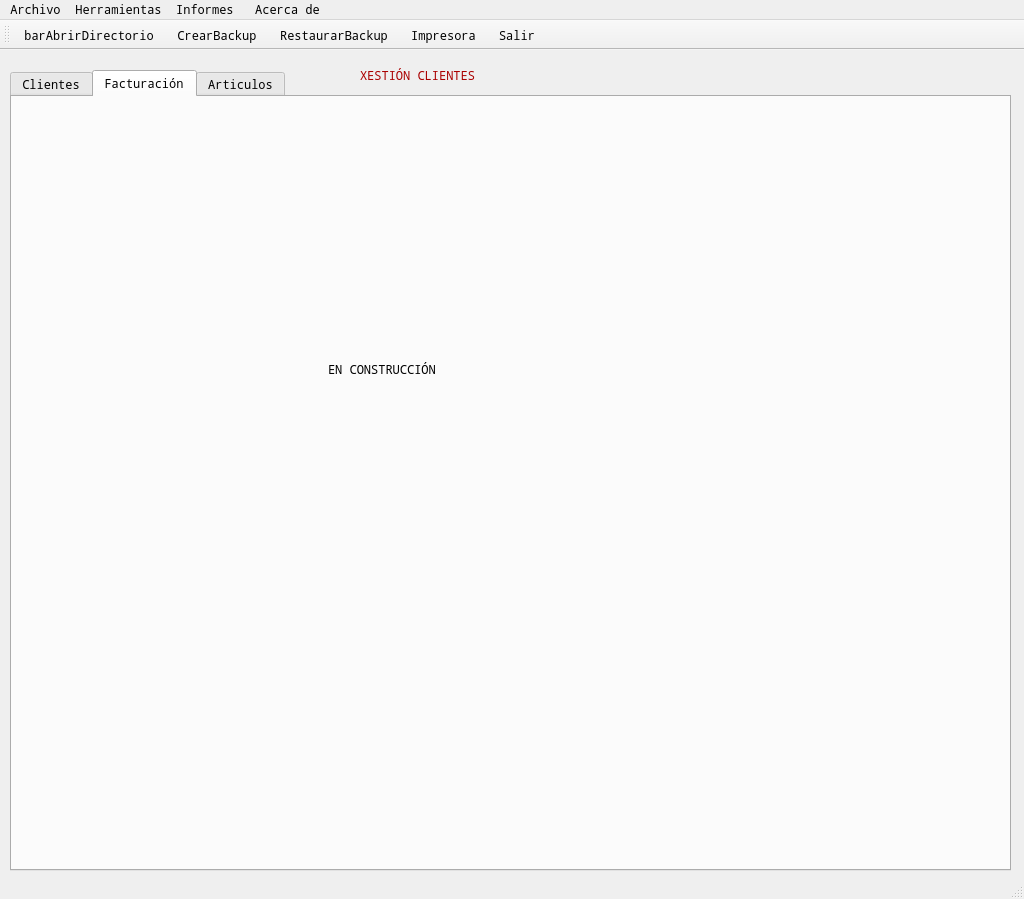
rulonunhez/nunezsantos, file window.ui: the form before one commit.
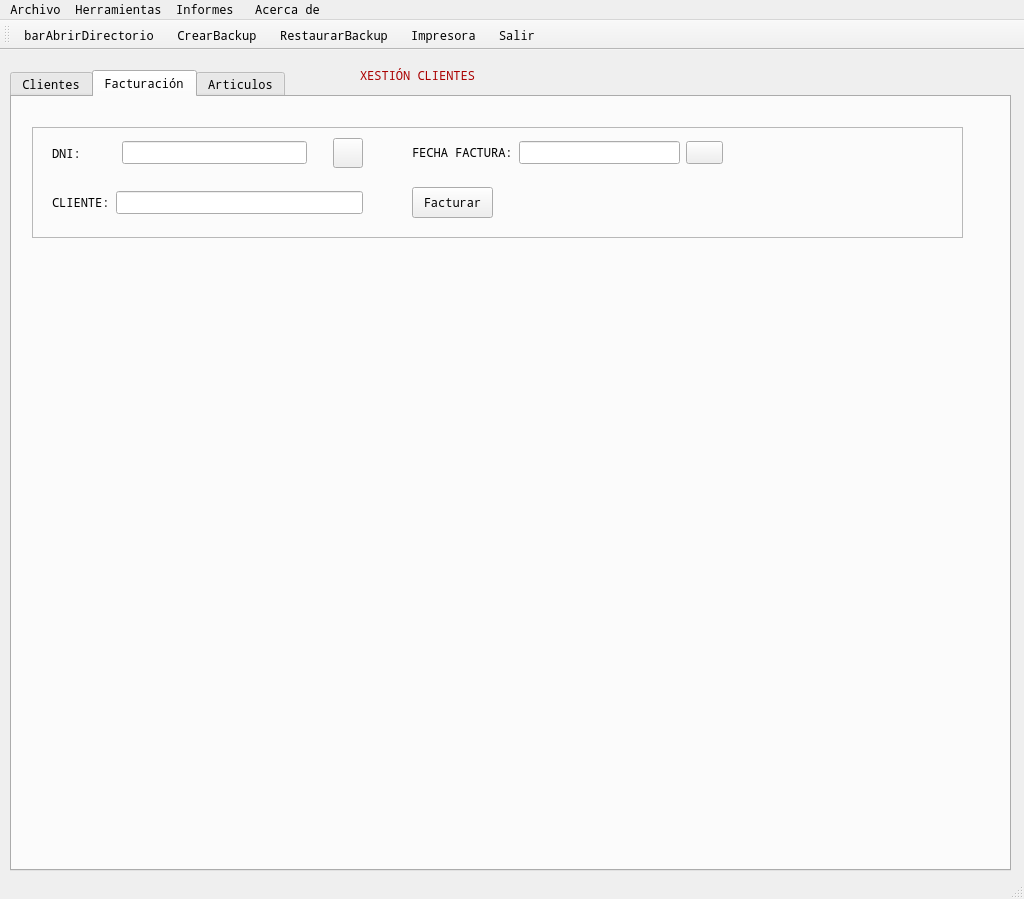
The form after the commit. The open tabs and pages were chosen to show the change. Icons and pictures are not drawn.

What changed in the file:
```diff
--- a/window.ui
+++ b/window.ui
@@ -1018,18 +1018,170 @@
      <attribute name="title">
       <string>Facturación</string>
      </attribute>
-     <widget class="QLabel" name="label">
+     <widget class="QFrame" name="frame">
       <property name="geometry">
        <rect>
-        <x>316</x>
-        <y>232</y>
-        <width>261</width>
-        <height>81</height>
+        <x>20</x>
+        <y>30</y>
+        <width>931</width>
+        <height>111</height>
        </rect>
       </property>
-      <property name="text">
-       <string>EN CONSTRUCCIÓN</string>
+      <property name="frameShape">
+       <enum>QFrame::StyledPanel</enum>
       </property>
+      <property name="frameShadow">
+       <enum>QFrame::Raised</enum>
+      </property>
+      <widget class="QWidget" name="horizontalLayoutWidget_8">
+       <property name="geometry">
+        <rect>
+         <x>20</x>
+         <y>10</y>
+         <width>311</width>
+         <height>32</height>
+        </rect>
+       </property>
+       <layout class="QHBoxLayout" name="horizontalLayout_8">
+        <item>
+         <widget class="QLabel" name="label">
+          <property name="text">
+           <string>DNI:</string>
+          </property>
+         </widget>
+        </item>
+        <item>
+         <widget class="QLineEdit" name="txtDniFac">
+          <property name="maximumSize">
+           <size>
+            <width>185</width>
+            <height>16777215</height>
+           </size>
+          </property>
+         </widget>
+        </item>
+        <item>
+         <spacer name="horizontalSpacer_4">
+          <property name="orientation">
+           <enum>Qt::Horizontal</enum>
+          </property>
+          <property name="sizeType">
+           <enum>QSizePolicy::Fixed</enum>
+          </property>
+          <property name="sizeHint" stdset="0">
+           <size>
+            <width>20</width>
+            <height>20</height>
+           </size>
+          </property>
+         </spacer>
+        </item>
+        <item>
+         <widget class="QPushButton" name="btnBuscaCliFac">
+          <property name="maximumSize">
+           <size>
+            <width>30</width>
+            <height>30</height>
+           </size>
+          </property>
+          <property name="text">
+           <string/>
+          </property>
+          <property name="icon">
+           <iconset>
+            <normaloff>img/buscar.png</normaloff>img/buscar.png</iconset>
+          </property>
+          <property name="iconSize">
+           <size>
+            <width>25</width>
+            <height>25</height>
+           </size>
+          </property>
+         </widget>
+        </item>
+       </layout>
+      </widget>
+      <widget class="QWidget" name="horizontalLayoutWidget_10">
+       <property name="geometry">
+        <rect>
+         <x>380</x>
+         <y>10</y>
+         <width>311</width>
+         <height>31</height>
+        </rect>
+       </property>
+       <layout class="QHBoxLayout" name="horizontalLayout_10">
+        <item>
+         <widget class="QLabel" name="label_5">
+          <property name="text">
+           <string>FECHA FACTURA:</string>
+          </property>
+         </widget>
+        </item>
+        <item>
+         <widget class="QLineEdit" name="txtFechaFac"/>
+        </item>
+        <item>
+         <widget class="QPushButton" name="btnFechaFac">
+          <property name="text">
+           <string/>
+          </property>
+          <property name="icon">
+           <iconset>
+            <normaloff>img/calendar.png</normaloff>img/calendar.png</iconset>
+          </property>
+          <property name="iconSize">
+           <size>
+            <width>24</width>
+            <height>24</height>
+           </size>
+          </property>
+         </widget>
+        </item>
+       </layout>
+      </widget>
+      <widget class="QWidget" name="horizontalLayoutWidget_11">
+       <property name="geometry">
+        <rect>
+         <x>20</x>
+         <y>60</y>
+         <width>311</width>
+         <height>31</height>
+        </rect>
+       </property>
+       <layout class="QHBoxLayout" name="horizontalLayout_11">
+        <item>
+         <widget class="QLabel" name="cliente">
+          <property name="text">
+           <string>CLIENTE:</string>
+          </property>
+         </widget>
+        </item>
+        <item>
+         <widget class="QLineEdit" name="txtClienteFac">
+          <property name="maximumSize">
+           <size>
+            <width>250</width>
+            <height>16777215</height>
+           </size>
+          </property>
+         </widget>
+        </item>
+       </layout>
+      </widget>
+      <widget class="QPushButton" name="btnFacturar">
+       <property name="geometry">
+        <rect>
+         <x>380</x>
+         <y>60</y>
+         <width>81</width>
+         <height>31</height>
+        </rect>
+       </property>
+       <property name="text">
+        <string>Facturar</string>
+       </property>
+      </widget>
      </widget>
     </widget>
     <widget class="QWidget" name="tabArticulos">
```
Left out of the diff: 2 changed lines with no effect on the pictures.
